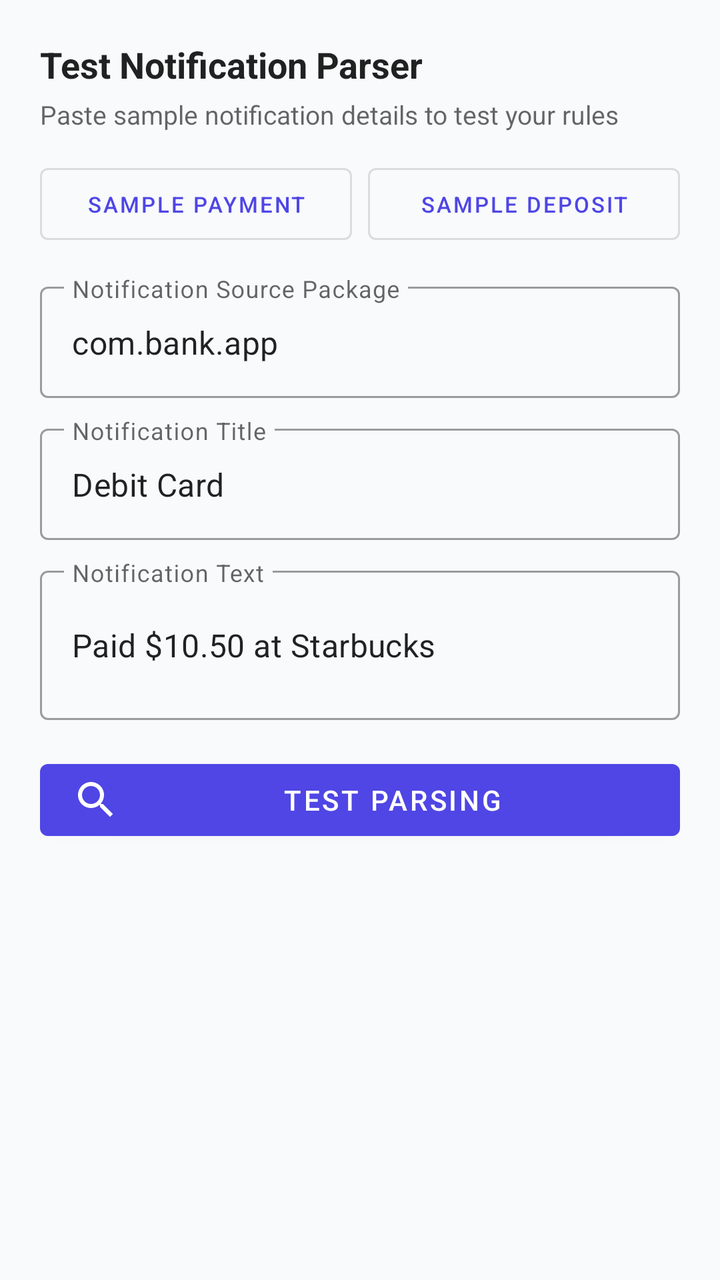
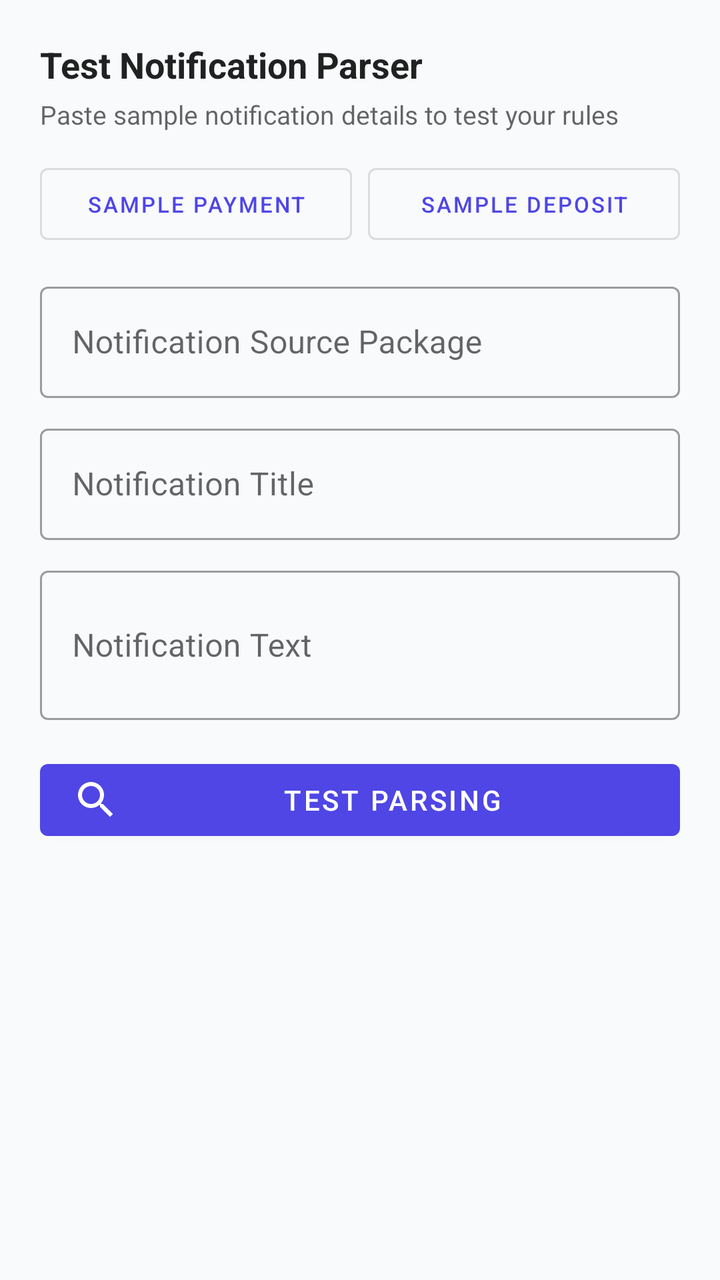

Before-and-after screenshots of an Android layout around one commit, followed by the original layout XML and the change that was made.
<!-- AndroidManifest.xml: application theme Theme.ActualApp -->
<!-- res/layout/dialog_test_parser.xml -->
<?xml version="1.0" encoding="utf-8"?>
<ScrollView xmlns:android="http://schemas.android.com/apk/res/android"
    xmlns:app="http://schemas.android.com/apk/res-auto"
    android:layout_width="match_parent"
    android:layout_height="wrap_content"
    android:padding="20dp">

    <LinearLayout
        android:layout_width="match_parent"
        android:layout_height="wrap_content"
        android:orientation="vertical">

        <TextView
            android:layout_width="wrap_content"
            android:layout_height="wrap_content"
            android:text="@string/test_title"
            android:textColor="?android:attr/textColorPrimary"
            android:textSize="18sp"
            android:textStyle="bold" />

        <TextView
            android:layout_width="wrap_content"
            android:layout_height="wrap_content"
            android:layout_marginTop="4dp"
            android:layout_marginBottom="12dp"
            android:text="@string/test_desc"
            android:textColor="?android:attr/textColorSecondary"
            android:textSize="13sp" />

        
        <LinearLayout
            android:layout_width="match_parent"
            android:layout_height="wrap_content"
            android:layout_marginBottom="12dp"
            android:orientation="horizontal">

            <com.google.android.material.button.MaterialButton
                android:id="@+id/btnSampleCoffee"
                style="@style/Widget.MaterialComponents.Button.OutlinedButton"
                android:layout_width="0dp"
                android:layout_height="wrap_content"
                android:layout_marginEnd="4dp"
                android:layout_weight="1"
                android:text="@string/test_sample_payment"
                android:textSize="11sp" />

            <com.google.android.material.button.MaterialButton
                android:id="@+id/btnSampleSalary"
                style="@style/Widget.MaterialComponents.Button.OutlinedButton"
                android:layout_width="0dp"
                android:layout_height="wrap_content"
                android:layout_marginStart="4dp"
                android:layout_weight="1"
                android:text="@string/test_sample_deposit"
                android:textSize="11sp" />
        </LinearLayout>

        
        <com.google.android.material.textfield.TextInputLayout
            style="@style/Widget.MaterialComponents.TextInputLayout.OutlinedBox"
            android:layout_width="match_parent"
            android:layout_height="wrap_content"
            android:layout_marginBottom="10dp"
            android:hint="@string/test_source_package">

            <com.google.android.material.textfield.TextInputEditText
                android:id="@+id/etTestPackage"
                android:layout_width="match_parent"
                android:layout_height="wrap_content"
                android:text="com.bank.app" />
        </com.google.android.material.textfield.TextInputLayout>

        
        <com.google.android.material.textfield.TextInputLayout
            style="@style/Widget.MaterialComponents.TextInputLayout.OutlinedBox"
            android:layout_width="match_parent"
            android:layout_height="wrap_content"
            android:layout_marginBottom="10dp"
            android:hint="@string/test_notif_title">

            <com.google.android.material.textfield.TextInputEditText
                android:id="@+id/etTestTitle"
                android:layout_width="match_parent"
                android:layout_height="wrap_content"
                android:text="Debit Card" />
        </com.google.android.material.textfield.TextInputLayout>

        
        <com.google.android.material.textfield.TextInputLayout
            style="@style/Widget.MaterialComponents.TextInputLayout.OutlinedBox"
            android:layout_width="match_parent"
            android:layout_height="wrap_content"
            android:layout_marginBottom="16dp"
            android:hint="@string/test_notif_text">

            <com.google.android.material.textfield.TextInputEditText
                android:id="@+id/etTestText"
                android:layout_width="match_parent"
                android:layout_height="wrap_content"
                android:minLines="2"
                android:text="Paid $10.50 at Starbucks" />
        </com.google.android.material.textfield.TextInputLayout>

        <com.google.android.material.button.MaterialButton
            android:id="@+id/btnRunTest"
            style="@style/Widget.MaterialComponents.Button"
            android:layout_width="match_parent"
            android:layout_height="48dp"
            android:layout_marginBottom="16dp"
            android:text="@string/test_parse_btn"
            app:icon="@drawable/ic_search" />

        
        <LinearLayout
            android:id="@+id/layoutTestResult"
            android:layout_width="match_parent"
            android:layout_height="wrap_content"
            android:background="@drawable/bg_rounded_light"
            android:orientation="vertical"
            android:padding="12dp"
            android:visibility="gone">

            <TextView
                android:id="@+id/tvTestStatus"
                android:layout_width="wrap_content"
                android:layout_height="wrap_content"
                android:text="@string/test_match_status"
                android:textSize="14sp"
                android:textStyle="bold" />

            <TextView
                android:id="@+id/tvTestJson"
                android:layout_width="match_parent"
                android:layout_height="wrap_content"
                android:layout_marginTop="8dp"
                android:fontFamily="monospace"
                android:textColor="?android:attr/textColorPrimary"
                android:textSize="12sp" />

            <com.google.android.material.button.MaterialButton
                android:id="@+id/btnSimulatePopup"
                style="@style/Widget.MaterialComponents.Button.OutlinedButton"
                android:layout_width="match_parent"
                android:layout_height="wrap_content"
                android:layout_marginTop="12dp"
                android:text="@string/test_simulate_popup"
                app:icon="@drawable/ic_view" />
        </LinearLayout>
    </LinearLayout>
</ScrollView>
<!-- resources referenced by this layout -->
<resources>
  <!-- drawable bg_rounded_light (drawable) -->
  <?xml version="1.0" encoding="utf-8"?>
  <shape xmlns:android="http://schemas.android.com/apk/res/android"
      android:shape="rectangle">
      <corners android:radius="12dp" />
      <solid android:color="@color/input_background" />
      <stroke
          android:width="1dp"
          android:color="@color/card_stroke" />
  </shape>
  <!-- drawable ic_search (drawable) -->
  <vector xmlns:android="http://schemas.android.com/apk/res/android"
      android:width="24dp"
      android:height="24dp"
      android:viewportWidth="24"
      android:viewportHeight="24">
      <path
          android:fillColor="@color/primary"
          android:pathData="M15.5,14h-0.79l-0.28,-0.27C15.41,12.59 16,11.11 16,9.5 16,5.91 13.09,3 9.5,3S3,5.91 3,9.5 5.91,16 9.5,16c1.61,0 3.09,-0.59 4.23,-1.57l0.27,0.28v0.79l5,4.99L20.49,19l-4.99,-5zM9.5,14C7.01,14 5,11.99 5,9.5S7.01,5 9.5,5 14,7.01 14,9.5 11.99,14 9.5,14z"/>
  </vector>
  <!-- drawable ic_view (drawable) -->
  <vector xmlns:android="http://schemas.android.com/apk/res/android"
      android:width="24dp"
      android:height="24dp"
      android:viewportWidth="24"
      android:viewportHeight="24">
      <path
          android:fillColor="@color/primary"
          android:pathData="M12,4.5C7,4.5 2.73,7.61 1,12c1.73,4.39 6,7.5 11,7.5s9.27,-3.11 11,-7.5c-1.73,-4.39 -6,-7.5 -11,-7.5zM12,17c-2.76,0 -5,-2.24 -5,-5s2.24,-5 5,-5 5,2.24 5,5 -2.24,5 -5,5zM12,9c-1.66,0 -3,1.34 -3,3s1.34,3 3,3 3,-1.34 3,-3 -1.34,-3 -3,-3z"/>
  </vector>
  <string name="test_desc">Paste sample notification details to test your rules</string>
  <string name="test_match_status">Match Status</string>
  <string name="test_notif_text">Notification Text</string>
  <string name="test_notif_title">Notification Title</string>
  <string name="test_parse_btn">Test Parsing</string>
  <string name="test_sample_deposit">Sample Deposit</string>
  <string name="test_sample_payment">Sample Payment</string>
  <string name="test_simulate_popup">Simulate Popup Dialog</string>
  <string name="test_source_package">Notification Source Package</string>
  <string name="test_title">Test Notification Parser</string>
  <style name="Theme.ActualApp" parent="Theme.MaterialComponents.DayNight.NoActionBar">
          
          <item name="colorPrimary">@color/primary</item>
          <item name="colorPrimaryVariant">@color/primary_variant</item>
          <item name="colorOnPrimary">@color/white</item>
          
          <item name="colorSecondary">@color/secondary</item>
          <item name="colorSecondaryVariant">@color/secondary_variant</item>
          <item name="colorOnSecondary">@color/white</item>
          
          <item name="android:windowBackground">@color/background</item>
          <item name="colorSurface">@color/surface</item>
          <item name="android:colorBackground">@color/background</item>
          <item name="android:statusBarColor">@color/surface</item>
          <item name="android:windowLightStatusBar">true</item>
          
          <item name="boxStrokeColor">@color/text_input_box_stroke</item>
          <item name="boxBackgroundColor">@color/text_input_box_background</item>
          <item name="hintTextColor">?colorPrimary</item>
      </style>
  <color name="input_background">#F1F5F9</color>
  <color name="card_stroke">#E2E8F0</color>
  <color name="primary">#4F46E5</color>
  <color name="primary_variant">#4338CA</color>
  <color name="white">#FFFFFF</color>
  <color name="secondary">#10B981</color>
  <color name="secondary_variant">#059669</color>
  <color name="background">#F8FAFC</color>
  <color name="surface">#FFFFFF</color>
</resources>

<!-- the commit's change to res/layout/dialog_test_parser.xml (unified diff, before → after) -->
@@ -66,8 +66,7 @@
             <com.google.android.material.textfield.TextInputEditText
                 android:id="@+id/etTestPackage"
                 android:layout_width="match_parent"
-                android:layout_height="wrap_content"
-                android:text="com.bank.app" />
+                android:layout_height="wrap_content" />
         </com.google.android.material.textfield.TextInputLayout>
 
         
@@ -81,8 +80,7 @@
             <com.google.android.material.textfield.TextInputEditText
                 android:id="@+id/etTestTitle"
                 android:layout_width="match_parent"
-                android:layout_height="wrap_content"
-                android:text="Debit Card" />
+                android:layout_height="wrap_content" />
         </com.google.android.material.textfield.TextInputLayout>
 
         
@@ -97,8 +95,7 @@
                 android:id="@+id/etTestText"
                 android:layout_width="match_parent"
                 android:layout_height="wrap_content"
-                android:minLines="2"
-                android:text="Paid $10.50 at Starbucks" />
+                android:minLines="2" />
         </com.google.android.material.textfield.TextInputLayout>
 
         <com.google.android.material.button.MaterialButton
